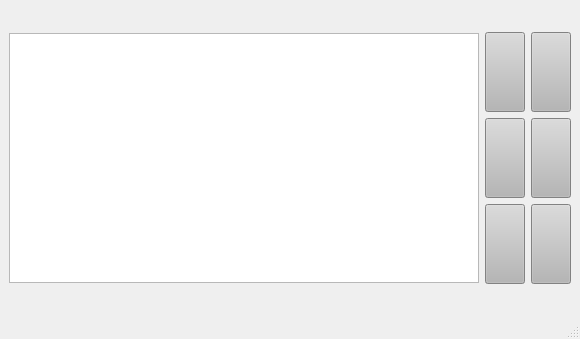
Before: the Qt Designer form GUI.ui in katrindaet/ChallengePetra2022, drawn with Qt 5.
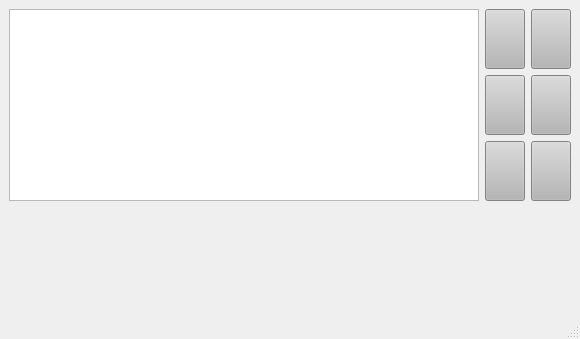
After: the same form once the commit is applied.

Diff of the .ui file:
```diff
--- a/GUI.ui
+++ b/GUI.ui
@@ -14,9 +14,7 @@
    <string>MainWindow</string>
   </property>
   <widget class="QWidget" name="centralwidget">
-   <layout class="QGridLayout" name="gridLayout">
-    <item row="0" column="0">
-     <layout class="QGridLayout" name="gridLayout5">
+   <layout class="QGridLayout" name="gridLayout_4">
       <item row="0" column="0">
        <widget class="QTextEdit" name="textEdit">
         <property name="maximumSize">
@@ -222,14 +220,9 @@
         </item>
        </layout>
       </item>
-     </layout>
-    </item>
-    <item row="1" column="0">
-     <layout class="QGridLayout" name="gridLayout6">
-      <item row="0" column="0" rowspan="2">
-       <layout class="QGridLayout" name="gridLayout1"/>
-      </item>
-      <item row="0" column="1">
+    <item row="1" column="1">
+     <layout class="QGridLayout" name="gridLayout">
+      <item row="0" column="0">
        <layout class="QGridLayout" name="gridLayout2"/>
       </item>
       <item row="1" column="1">
@@ -237,6 +230,22 @@
       </item>
      </layout>
     </item>
+    <item row="2" column="0">
+     <layout class="QGridLayout" name="gridLayout1"/>
+    </item>
+    <item row="1" column="0">
+     <spacer name="verticalSpacer">
+      <property name="orientation">
+       <enum>Qt::Vertical</enum>
+      </property>
+      <property name="sizeHint" stdset="0">
+       <size>
+        <width>20</width>
+        <height>40</height>
+       </size>
+      </property>
+     </spacer>
+    </item>
    </layout>
   </widget>
   <widget class="QMenuBar" name="menubar">
```
Left out of the diff: 2 changed lines with no effect on the pictures. Lines whose indentation alone changed are shown as unchanged.
